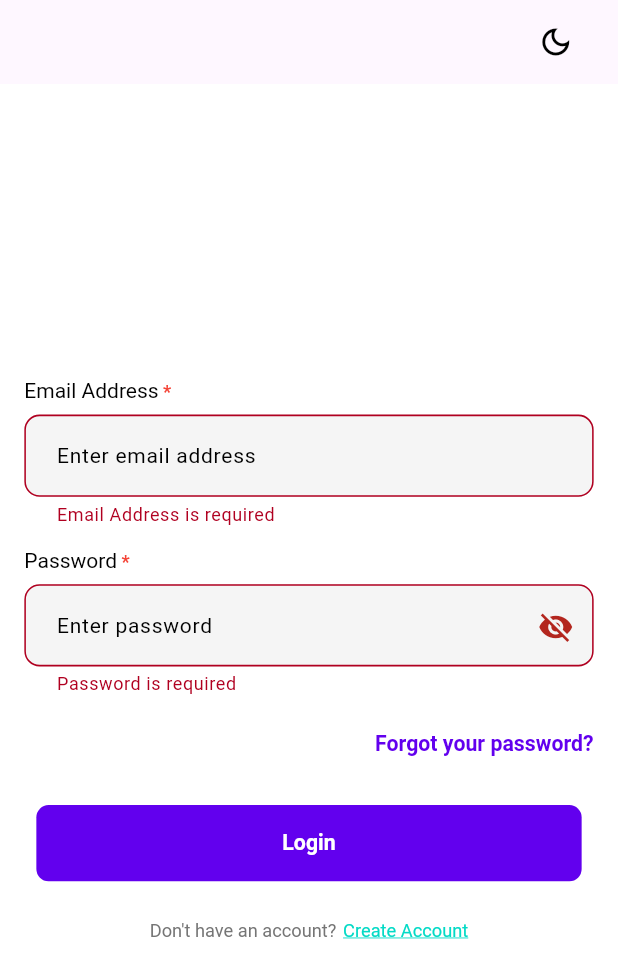
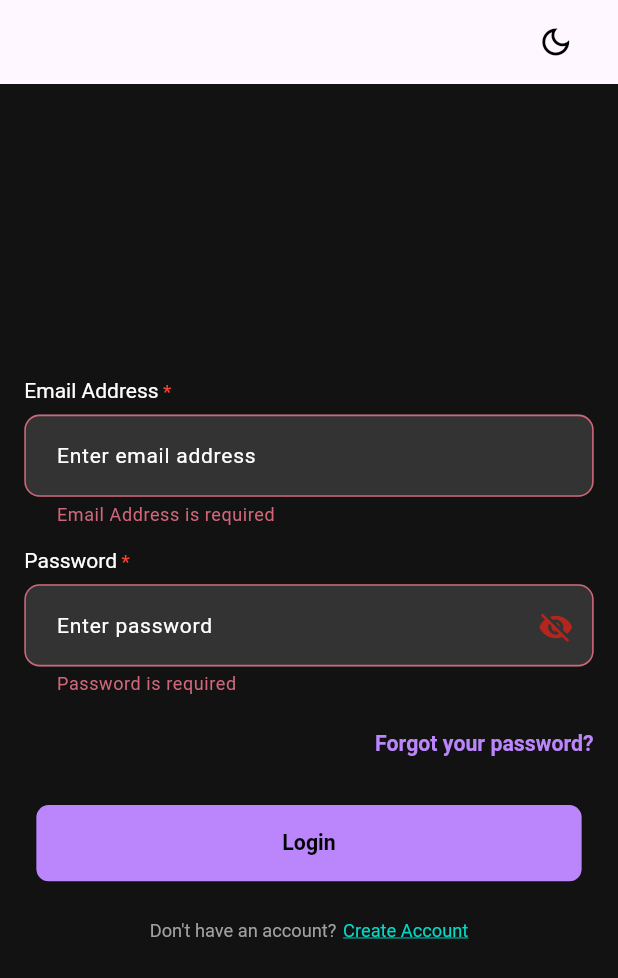
Before and after one commit to hosamafiky/medina_stores, a Flutter app: the screen it shows after launch, after a tap on "Login", on a phone screen of 412 x 824 dp. Shown: the top 978 px of the screen. Run offline on Flutter 3.47's test engine with Material 3 defaults, Android fonts, the phone set to English and light mode, and no system bars; our stand-ins replace app_links, dartz, dio, easy_localization, equatable, firebase_core and 21 more; missing offline and left inert: clipboard; accounts and stored records are empty; Roboto replaces fonts that are missing (Kaff); statements that could not run were skipped.

```diff
--- a/lib/app.dart
+++ b/lib/app.dart
@@ -16,9 +16,14 @@ import 'features/user/domain/domain_imports.dart';
 import 'features/user/presentation/presentation_imports.dart';
 
 class MedinaStoresApp extends StatefulWidget {
-  const MedinaStoresApp({super.key, this.cachedUser});
+  const MedinaStoresApp({
+    super.key,
+    this.cachedUser,
+    this.cachedThemeMode,
+  });
 
   final User? cachedUser;
+  final ThemeMode? cachedThemeMode;
 
   @override
   State<MedinaStoresApp> createState() => _MedinaStoresAppState();
@@ -46,7 +51,7 @@ class _MedinaStoresAppState extends State<MedinaStoresApp> {
         return MultiBlocProvider(
           providers: [
             BlocProvider(
-              create: (context) => ThemeCubit()..checkForCachedThemeMode(),
+              create: (context) => ThemeCubit(widget.cachedThemeMode),
             ),
             BlocProvider(
               create: (context) => DependencyHelper.instance.serviceLocator<UserCubit>()..initWithCachedUser(widget.cachedUser),
--- a/lib/core/shared_cubits/theme/theme_cubit.dart
+++ b/lib/core/shared_cubits/theme/theme_cubit.dart
@@ -9,8 +9,14 @@ import '../../helpers/cache_helper.dart';
 
 part 'theme_state.dart';
 
+extension ThemeModeExtension on String? {
+  ThemeMode get asThemeMode {
+    return ThemeMode.values.firstWhere((e) => e.name == this);
+  }
+}
+
 class ThemeCubit extends Cubit<ThemeState> {
-  ThemeCubit() : super(InitialThemeState());
+  ThemeCubit([ThemeMode? mode]) : super(InitialThemeState(initialThemeMode: mode));
 
   void checkForCachedThemeMode() async {
     final String? themeMode = CacheHelper.read(CacheKeys.themeMode) as String?;
--- a/lib/core/shared_cubits/theme/theme_state.dart
+++ b/lib/core/shared_cubits/theme/theme_state.dart
@@ -22,11 +22,13 @@ sealed class ThemeState extends Equatable {
 }
 
 class InitialThemeState extends ThemeState {
-  InitialThemeState()
-      : super(
-          colorPalette: const LightModeColorPalette(),
-          appTextStyle: const LightAppTextStyles(LightModeColorPalette()),
-          themeData: ThemeData.light(),
+  InitialThemeState({
+    ThemeMode? initialThemeMode,
+  }) : super(
+          colorPalette: initialThemeMode == ThemeMode.light ? const LightModeColorPalette() : const DarkModeColorPalette(),
+          appTextStyle:
+              initialThemeMode == ThemeMode.light ? const LightAppTextStyles(LightModeColorPalette()) : const DarkAppTextStyles(DarkModeColorPalette()),
+          themeData: initialThemeMode == ThemeMode.light ? ThemeData.light() : ThemeData.dark(),
         );
 }
 
--- a/lib/features/user/presentation/pages/register_page.dart
+++ b/lib/features/user/presentation/pages/register_page.dart
@@ -45,7 +45,7 @@ class _RegisterScreenState extends State<RegisterScreen> {
   Widget build(BuildContext context) {
     return RegisterPageListener(
       child: Scaffold(
-        appBar: MainAppBar(title: Text(LocaleKeys.register.tr())),
+        appBar: AppBar(title: Text(LocaleKeys.register.tr())),
         body: BlocSelector<UserCubit, UserState, ({UsecaseStatus status, Failure? failure})>(
           selector: (state) => (status: state.registerStatus, failure: state.registerFailure),
           builder: (context, state) {
--- a/lib/main.dart
+++ b/lib/main.dart
@@ -3,6 +3,7 @@ import 'package:firebase_core/firebase_core.dart';
 import 'package:flutter/material.dart';
 import 'package:flutter/services.dart';
 import 'package:flutter_bloc/flutter_bloc.dart';
+import 'package:medina_stores/core/shared_cubits/theme/theme_cubit.dart';
 import 'package:medina_stores/core/utils/user_utils.dart';
 
 import 'app.dart';
@@ -29,6 +30,8 @@ void main() async {
   DependencyHelper.instance.registerDependencies();
 
   final cachedUser = await UserUtils.getCachedUser();
+  final cachedThemeModeString = await CacheHelper.read(CacheKeys.themeMode) as String?;
+  final cachedThemeMode = cachedThemeModeString?.asThemeMode;
 
   SystemChrome.setPreferredOrientations(
     [DeviceOrientation.portraitUp, DeviceOrientation.portraitDown],
@@ -59,7 +62,10 @@ void main() async {
       path: 'assets/translations',
       saveLocale: true,
       fallbackLocale: const Locale('ar'),
-      child: MedinaStoresApp(cachedUser: cachedUser),
+      child: MedinaStoresApp(
+        cachedUser: cachedUser,
+        cachedThemeMode: cachedThemeMode,
+      ),
     ),
   );
 }
--- a/pubspec.yaml
+++ b/pubspec.yaml
@@ -34,6 +34,7 @@ dependencies:
   # The following adds the Cupertino Icons font to your application.
   # Use with the CupertinoIcons class for iOS style icons.
   cupertino_icons: ^1.0.8
+
   # DEEP LINKS
   app_links: ^6.1.4 # Package for handling deep links and app links in Flutter applications.
   # Firebase dependencies
```
